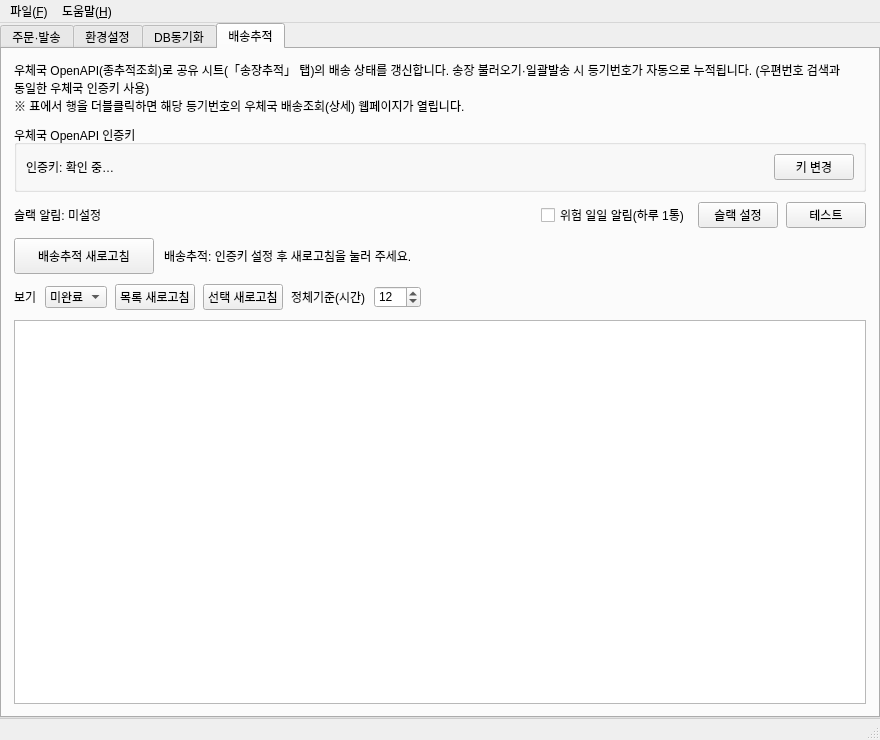
First picture: the form in ui/main_window.ui, repository Peanut0711/easy-fulfill, before the edit.
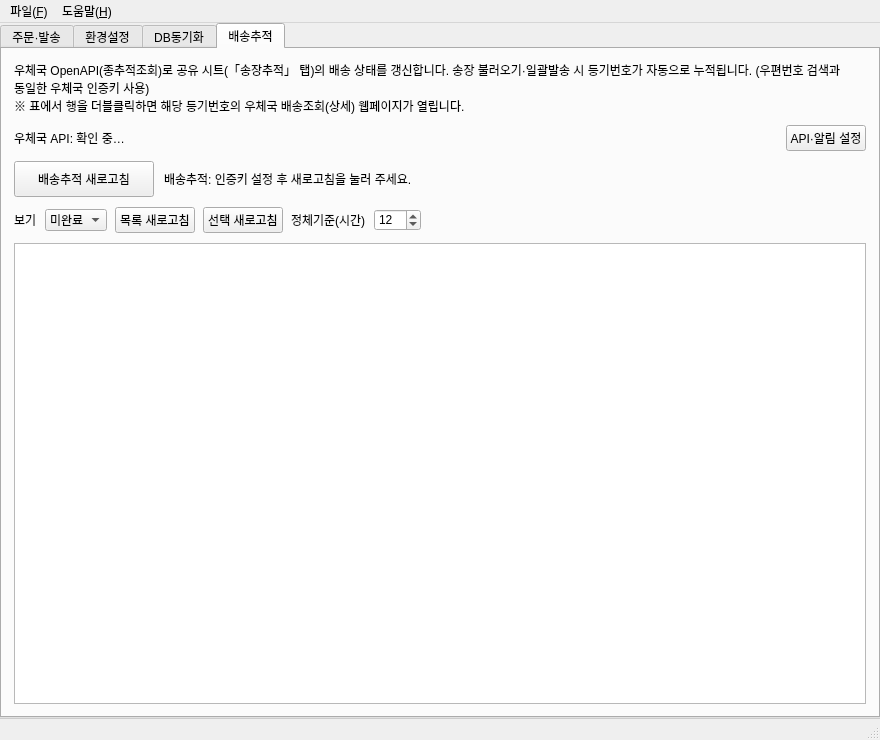
Second picture: the form after the edit. The open tabs and pages were chosen to show the change.

Commit message:
refactor(ui): 배송추적 상단 정리 — API/슬랙 설정을 팝업으로 숨김
- 큰 '우체국 OpenAPI 인증키' 그룹 + 슬랙 행 제거
- 밖에는 작은 한 줄 "우체국 API: 유효함 · 슬랙: 설정됨" + 「API·알림 설정」 버튼만 노출
  (포장 작업자에겐 불필요한 정보 숨김)
- 버튼 클릭 시 팝업(QDialog)에서 인증키 상태·키 변경, 슬랙 상태·설정·테스트·
  위험 일일 알림 토글 제공
- 상태 텍스트는 밖(요약)·팝업(상세) 동시 갱신(_update_status_displays)

The edit to the form file:
```diff
--- a/ui/main_window.ui
+++ b/ui/main_window.ui
@@ -1316,62 +1316,12 @@
          </widget>
         </item>
         <item>
-         <widget class="QGroupBox" name="groupBox_tracking_api">
-          <property name="title">
-           <string>우체국 OpenAPI 인증키</string>
-          </property>
-          <layout class="QHBoxLayout" name="horizontalLayout_tracking_api">
-           <property name="spacing">
-            <number>8</number>
-           </property>
-           <item>
-            <widget class="QLabel" name="label_tracking_key_status">
-             <property name="sizePolicy">
-              <sizepolicy hsizetype="Expanding" vsizetype="Preferred">
-               <horstretch>1</horstretch>
-               <verstretch>0</verstretch>
-              </sizepolicy>
-             </property>
-             <property name="text">
-              <string>인증키: 확인 중…</string>
-             </property>
-             <property name="wordWrap">
-              <bool>true</bool>
-             </property>
-            </widget>
-           </item>
-           <item>
-            <widget class="QPushButton" name="pushButton_tracking_key_edit">
-             <property name="minimumSize">
-              <size>
-               <width>80</width>
-               <height>0</height>
-              </size>
-             </property>
-             <property name="maximumSize">
-              <size>
-               <width>100</width>
-               <height>16777215</height>
-              </size>
-             </property>
-             <property name="text">
-              <string>키 변경</string>
-             </property>
-             <property name="toolTip">
-              <string>관리자용: 공유 우체국 인증키(regkey)를 변경합니다. 변경 시 직원 전원에게 적용됩니다.</string>
-             </property>
-            </widget>
-           </item>
-          </layout>
-         </widget>
-        </item>
-        <item>
-         <layout class="QHBoxLayout" name="horizontalLayout_slack_row">
+         <layout class="QHBoxLayout" name="horizontalLayout_tracking_status">
           <property name="spacing">
            <number>8</number>
           </property>
           <item>
-           <widget class="QLabel" name="label_slack_status">
+           <widget class="QLabel" name="label_tracking_status_compact">
             <property name="sizePolicy">
              <sizepolicy hsizetype="Expanding" vsizetype="Preferred">
               <horstretch>1</horstretch>
@@ -1379,14 +1329,10 @@
              </sizepolicy>
             </property>
             <property name="text">
-             <string>슬랙 알림: 미설정</string>
+             <string>우체국 API: 확인 중…</string>
             </property>
-           </widget>
-          </item>
-          <item>
-           <widget class="QCheckBox" name="checkBox_slack_auto">
-            <property name="text">
-             <string>위험 일일 알림(하루 1통)</string>
+            <property name="wordWrap">
+             <bool>true</bool>
             </property>
             <property name="toolTip">
              <string>전체 새로고침 시 위험 건이 있으면 하루 1통만 슬랙으로 다이제스트를 보냅니다(중복 방지). 허브 정체·수거 누락·이동 정체를 분류해 알립니다.</string>
@@ -1394,22 +1340,12 @@
            </widget>
           </item>
           <item>
-           <widget class="QPushButton" name="pushButton_slack_config">
+           <widget class="QPushButton" name="pushButton_tracking_settings">
             <property name="text">
-             <string>슬랙 설정</string>
+             <string>API·알림 설정</string>
             </property>
             <property name="toolTip">
-             <string>슬랙 Incoming Webhook URL을 등록합니다(공유 시트에 저장 · 전원 적용).</string>
-            </property>
-           </widget>
-          </item>
-          <item>
-           <widget class="QPushButton" name="pushButton_slack_test">
-            <property name="text">
-             <string>테스트</string>
-            </property>
-            <property name="toolTip">
-             <string>설정한 슬랙 채널로 테스트 메시지를 보냅니다.</string>
+             <string>관리자용: 우체국 인증키·슬랙 알림 설정을 엽니다. (포장 작업에는 불필요)</string>
             </property>
            </widget>
           </item>
```
Left out of the diff: 3 changed lines with no effect on the pictures. The commit also changes 1 other file.
